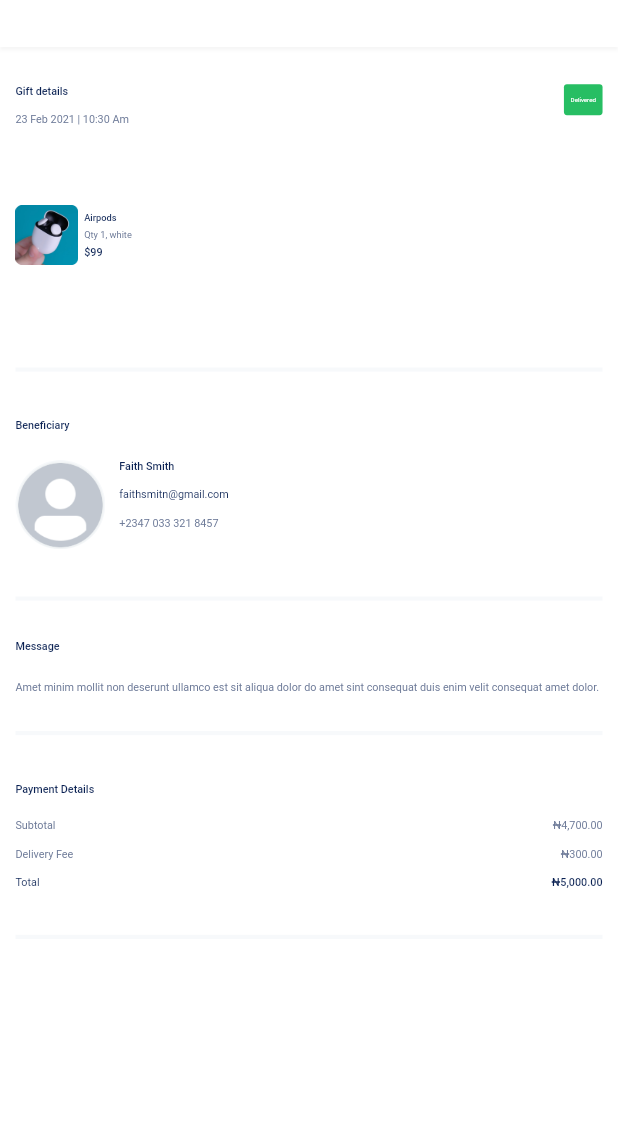
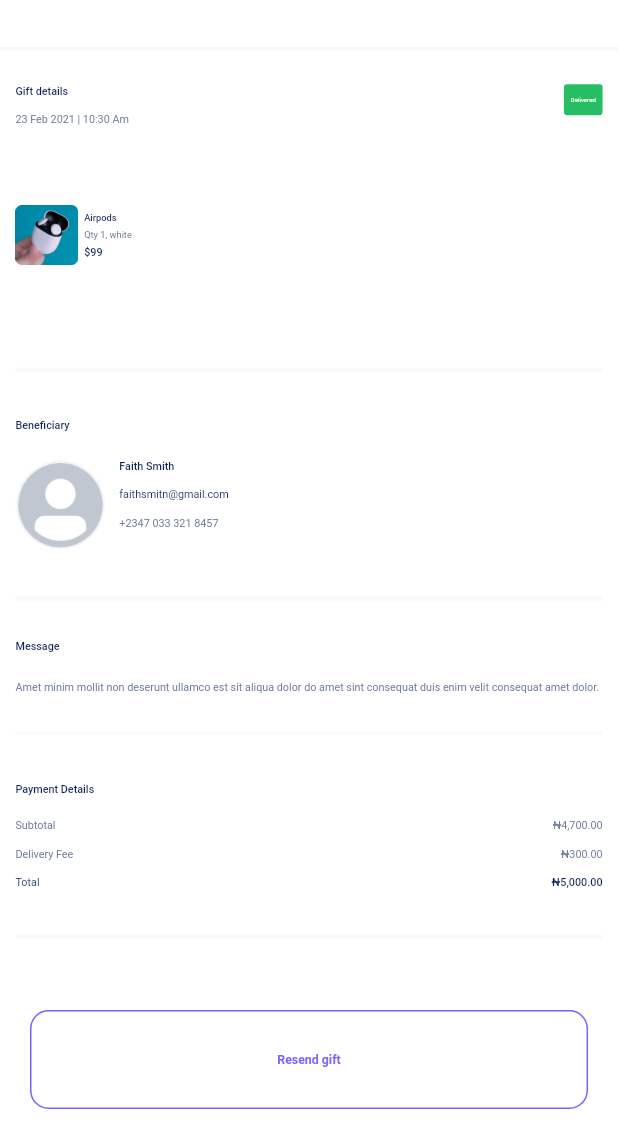
Before and after one commit to Usblankson/sendovia, a Flutter app: the Sent screen opened directly, on a phone screen of 412 x 824 dp, the part 97-1236 px from its top. Run offline on Flutter 3.47's test engine with Material 2 defaults, Android fonts, the phone set to English and light mode, and no system bars; our stand-ins replace flutter_screenutil.

Commit message:
updated sent  history screen

```diff
--- a/lib/view/app/screens/history_screens/sent.dart
+++ b/lib/view/app/screens/history_screens/sent.dart
@@ -17,6 +17,7 @@ import '../../../../utils/colors.dart';
 import '../../../../utils/navigation.dart';
 import '../../../../widgets/gift_history_message_widget.dart';
 import '../../../../widgets/payment_details_widget.dart';
+import '../../../authentication/login.dart';
 
 class Sent extends StatefulWidget {
   const Sent({Key key}) : super(key: key);
@@ -31,6 +32,17 @@ class _SentState extends State<Sent> {
   Widget build(BuildContext context) {
     return Scaffold(
       backgroundColor: white,
+      bottomNavigationBar:  Padding(
+        padding: const EdgeInsets.all(20.0),
+        child: CustomButton(
+                        title: "Resend gift",
+                        onPress: () => Nav.forward(context, const LogIn()),
+                        isActive: true,
+                        hasElevation: false,
+                        txtColor: primaryColor,
+                        color: white,
+                        borderColor: primaryColor,),
+      ),
       appBar: AppBar(
         shadowColor: appbarShadowColor.withOpacity(0.1),
         toolbarHeight: Platform.isAndroid ? 70.h : 50.h,
```
